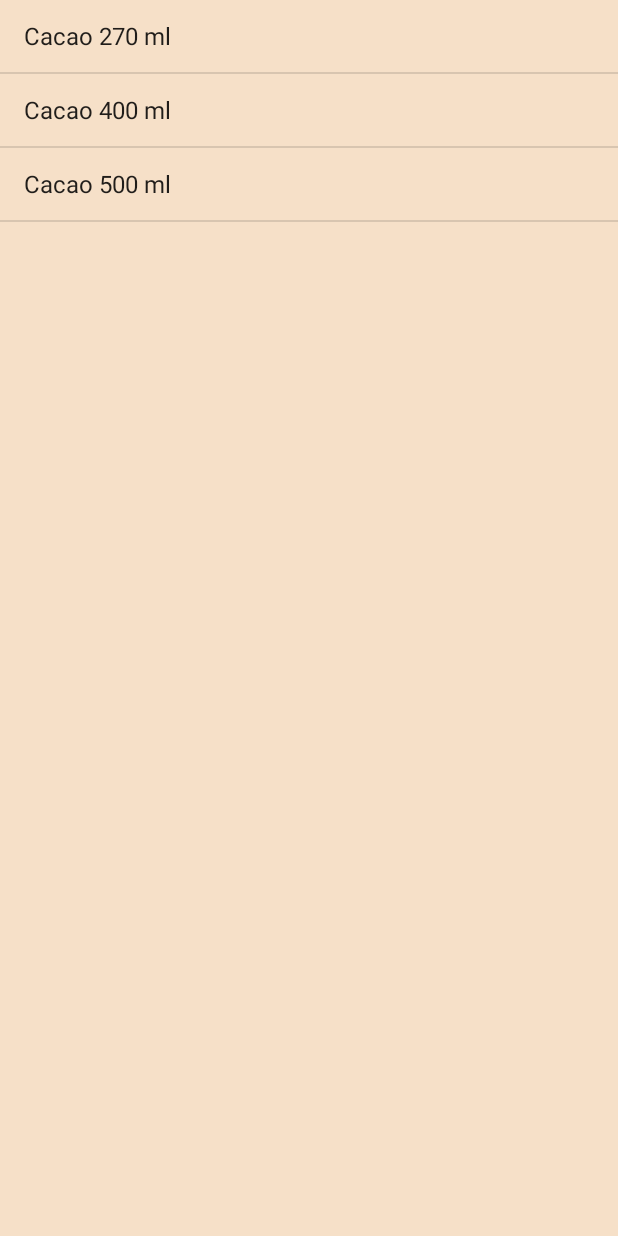
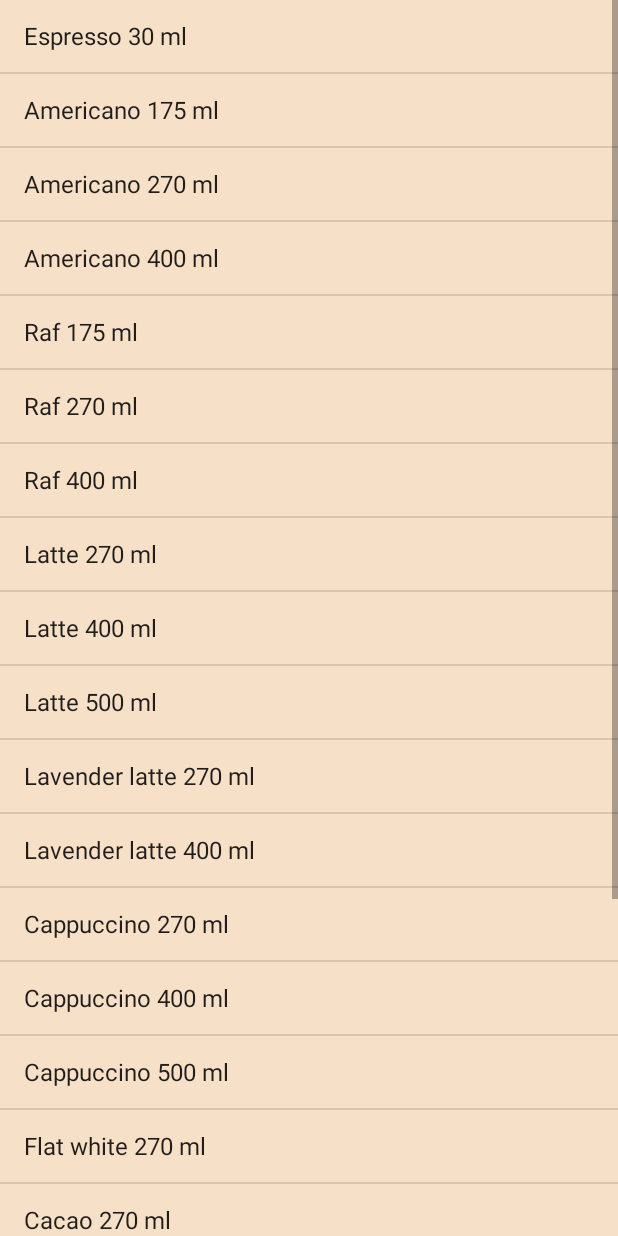
Before and after one commit to AlexanderPokidin/KavaBulki, an Android app: the screen it shows after launch (KavaListActivity), after a tap on "MENU", on a phone screen of 412 x 824 dp. Run offline under Robolectric (Android 15) with nearby library versions, the light colour scheme and no system bars.

Commit message:
Database updated

```diff
--- a/app/src/main/java/com/pokidin/a/kavabulki/KavaDatabaseHelper.java
+++ b/app/src/main/java/com/pokidin/a/kavabulki/KavaDatabaseHelper.java
@@ -22,9 +22,38 @@ public class KavaDatabaseHelper extends SQLiteOpenHelper {
                 + "DESCRIPTION_RESOURCE_ID INTEGER, "
                 + "FAVORITE NUMERIC);");
 
+        insertDrink(db, "Espresso 30 ml", 12, R.drawable.espresso_item, R.string.espresso);
+
+        insertDrink(db, "Americano 175 ml", 12, R.drawable.americano_item, R.string.americano);
+        insertDrink(db, "Americano 270 ml", 20, R.drawable.americano_item, R.string.americano);
+        insertDrink(db, "Americano 400 ml", 22, R.drawable.americano_item, R.string.americano);
+
+        insertDrink(db, "Raf 175 ml", 25, R.drawable.raf_item, R.string.raf);
+        insertDrink(db, "Raf 270 ml", 30, R.drawable.raf_item, R.string.raf);
+        insertDrink(db, "Raf 400 ml", 40, R.drawable.raf_item, R.string.raf);
+
+        insertDrink(db, "Latte 270 ml", 20, R.drawable.latte_item, R.string.latte);
+        insertDrink(db, "Latte 400 ml", 22, R.drawable.latte_item, R.string.latte);
+        insertDrink(db, "Latte 500 ml", 30, R.drawable.latte_item, R.string.latte);
+
+        insertDrink(db, "Lavender latte 270 ml", 25, R.drawable.lavlate_item, R.string.lav_latte);
+        insertDrink(db, "Lavender latte 400 ml", 30, R.drawable.lavlate_item, R.string.lav_latte);
+
+        insertDrink(db, "Cappuccino 270 ml", 18, R.drawable.capuccino_item, R.string.capuccino);
+        insertDrink(db, "Cappuccino 400 ml", 22, R.drawable.capuccino_item, R.string.capuccino);
+        insertDrink(db, "Cappuccino 500 ml", 30, R.drawable.capuccino_item, R.string.capuccino);
+
+        insertDrink(db, "Flat white 270 ml", 25, R.drawable.flatewhite_item, R.string.flat_white);
+
         insertDrink(db, "Cacao 270 ml", 20, R.drawable.cacao_item, R.string.cacao);
         insertDrink(db, "Cacao 400 ml", 22, R.drawable.cacao_item, R.string.cacao);
         insertDrink(db, "Cacao 500 ml", 30, R.drawable.cacao_item, R.string.cacao);
+
+        insertDrink(db, "Hot chocolate 270 ml", 25, R.drawable.chocolate_item, R.string.chocolate);
+        insertDrink(db, "Hot chocolate 400 ml", 35, R.drawable.chocolate_item, R.string.chocolate);
+
+        insertDrink(db, "Coffee juice 270 ml", 25, R.drawable.kavajuice_item, R.string.juice);
+        insertDrink(db, "Coffee juice 400 ml", 30, R.drawable.kavajuice_item, R.string.juice);
     }
 
     @Override
--- a/app/src/main/res/values/strings.xml
+++ b/app/src/main/res/values/strings.xml
@@ -22,11 +22,12 @@
     <string name="flat_white">Bla-bla-flat with milk</string>
     <string name="cacao">Cacao with milk</string>
     <string name="chocolate">Hot chocolate</string>
-    <string name="maciato">Espresso with milk cream</string>
+    <string name="macchiato">Espresso with milk cream</string>
     <string name="romano">Espresso with lemon</string>
     <string name="kyiv_kava">Bla-bla-Kyiv</string>
     <string name="dopio">Bla-bla-dopio</string>
     <string name="juice">Warm juice with coffee</string>
-    <string name="maroccino">Bla-bla-maroccino</string>
+    <string name="marocchino">Bla-bla-maroccino</string>
     <string name="swetty">Coffee with condensed milk</string>
+
 </resources>
```
